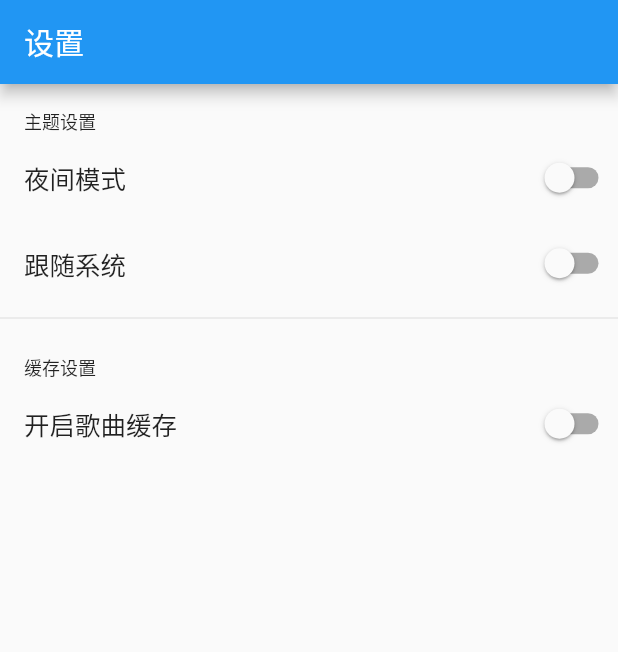
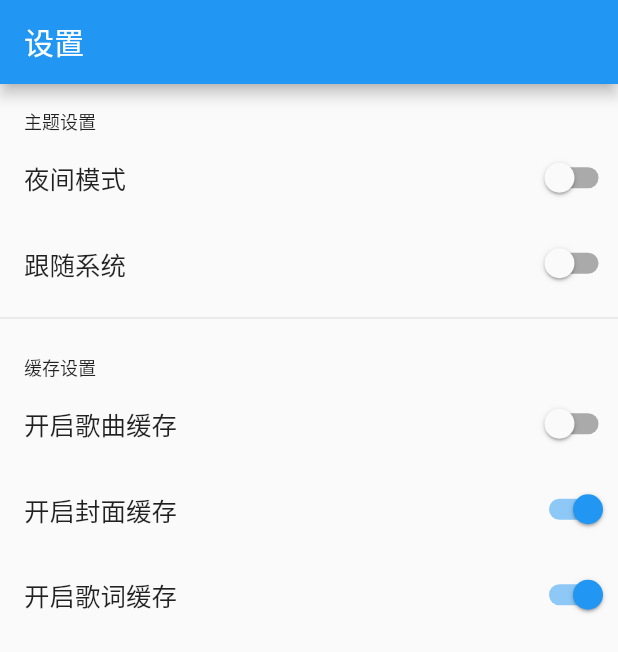
Before and after one commit to itning/yunshu_music, a Flutter app: the AppSettingPage screen opened directly, on a phone screen of 412 x 824 dp. Shown: the top 652 px of the screen. Run offline on Flutter 3.47's test engine with Material 2 defaults, Android fonts, the phone set to English and light mode, and no system bars; our stand-ins replace audio_video_progress_bar, dio, fluttertoast, just_audio, logger, shared_preferences and 3 more; missing offline and left inert: flutter_rest_template, move_to_background; accounts and stored records are empty.

Commit message:
feat: 增加开关控制是否开启封面和歌词缓存

```diff
--- a/lib/page/setting/app_setting_page.dart
+++ b/lib/page/setting/app_setting_page.dart
@@ -103,6 +103,54 @@ class AppSettingPage extends StatelessWidget {
               ),
             ],
           ),
+          Row(
+            mainAxisAlignment: MainAxisAlignment.spaceBetween,
+            children: [
+              const Padding(
+                padding: EdgeInsets.all(16.0),
+                child: Text(
+                  '开启封面缓存',
+                  style: TextStyle(fontSize: 17.0),
+                ),
+              ),
+              Selector<CacheModel, bool>(
+                selector: (_, cache) {
+                  return cache.enableCoverCache;
+                },
+                builder: (BuildContext context, enable, _) {
+                  return Switch(
+                      value: enable,
+                      onChanged: (value) => context
+                          .read<CacheModel>()
+                          .setEnableCoverCache(value));
+                },
+              ),
+            ],
+          ),
+          Row(
+            mainAxisAlignment: MainAxisAlignment.spaceBetween,
+            children: [
+              const Padding(
+                padding: EdgeInsets.all(16.0),
+                child: Text(
+                  '开启歌词缓存',
+                  style: TextStyle(fontSize: 17.0),
+                ),
+              ),
+              Selector<CacheModel, bool>(
+                selector: (_, cache) {
+                  return cache.enableLyricCache;
+                },
+                builder: (BuildContext context, enable, _) {
+                  return Switch(
+                      value: enable,
+                      onChanged: (value) => context
+                          .read<CacheModel>()
+                          .setEnableLyricCache(value));
+                },
+              ),
+            ],
+          ),
         ],
       ),
     );
--- a/lib/provider/cache_model.dart
+++ b/lib/provider/cache_model.dart
@@ -8,6 +8,8 @@ import 'package:yunshu_music/util/common_utils.dart';
 
 class CacheModel extends ChangeNotifier {
   static const String _enableMusicCacheKey = "ENABLE_MUSIC_CACHE";
+  static const String _enableCoverCacheKey = "ENABLE_COVER_CACHE";
+  static const String _enableLyricCacheKey = "ENABLE_LYRIC_CACHE";
 
   static CacheModel? _instance;
 
@@ -20,14 +22,24 @@ class CacheModel extends ChangeNotifier {
 
   bool _enableMusicCache = false;
 
+  bool _enableCoverCache = true;
+
+  bool _enableLyricCache = true;
+
   late SharedPreferences _sharedPreferences;
 
   bool get enableMusicCache => _enableMusicCache;
+
+  bool get enableCoverCache => _enableCoverCache;
+
+  bool get enableLyricCache => _enableLyricCache;
 
   Future<void> init(SharedPreferences sharedPreferences) async {
     _sharedPreferences = sharedPreferences;
     _enableMusicCache =
         sharedPreferences.getBool(_enableMusicCacheKey) ?? false;
+    _enableCoverCache = sharedPreferences.getBool(_enableCoverCacheKey) ?? true;
+    _enableLyricCache = sharedPreferences.getBool(_enableLyricCacheKey) ?? true;
     _database = await openDatabase('cache.db', version: 1,
         onCreate: (Database db, int version) async {
       // 所有音乐列表 缓存
@@ -137,6 +149,9 @@ class CacheModel extends ChangeNotifier {
   }
 
   Future<int> cacheLyric(String lyricId, String? content) async {
+    if (!_enableLyricCache) {
+      return 0;
+    }
     LogHelper.get().info('start cache lyric');
     if (content == null || content == '') {
       return 0;
@@ -159,6 +174,9 @@ class CacheModel extends ChangeNotifier {
   }
 
   Future<String?> getLyric(String lyricId) async {
+    if (!_enableLyricCache) {
+      return null;
+    }
     LogHelper.get().info('get lyric from cache $lyricId');
     List<Map<String, Object?>> list = await _database
         .rawQuery('select * from lyric_cache where lyricId = "$lyricId";');
@@ -169,6 +187,9 @@ class CacheModel extends ChangeNotifier {
   }
 
   Future<int> cacheCover(String musicId, String? base64) async {
+    if (!_enableCoverCache) {
+      return 0;
+    }
     LogHelper.get().info('start cache cover');
     if (base64 == null || base64 == '') {
       return 0;
@@ -182,6 +203,9 @@ class CacheModel extends ChangeNotifier {
   }
 
   Future<String?> getCover(String musicId) async {
+    if (!_enableCoverCache) {
+      return null;
+    }
     LogHelper.get().info('get cover from cache $musicId');
     List<Map<String, Object?>> list = await _database
         .rawQuery('select * from cover_cache where musicId = "$musicId";');
@@ -223,4 +247,16 @@ class CacheModel extends ChangeNotifier {
     _sharedPreferences.setBool(_enableMusicCacheKey, enable);
     notifyListeners();
   }
+
+  Future<void> setEnableCoverCache(bool enable) async {
+    _enableCoverCache = enable;
+    _sharedPreferences.setBool(_enableCoverCacheKey, enable);
+    notifyListeners();
+  }
+
+  Future<void> setEnableLyricCache(bool enable) async {
+    _enableLyricCache = enable;
+    _sharedPreferences.setBool(_enableLyricCacheKey, enable);
+    notifyListeners();
+  }
 }
```
